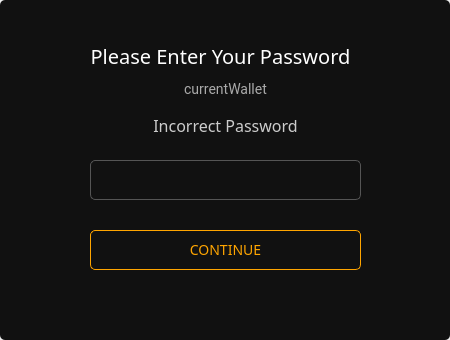
The window that src/gui/ui/passworddialog.ui (ConcealNetwork/conceal-desktop) describes before a commit, drawn with Qt 5.
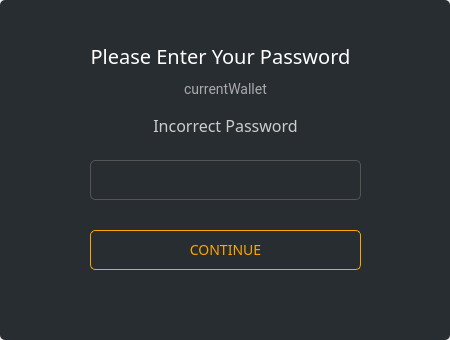
The same window after the commit.

Patch:
```diff
--- a/src/gui/ui/passworddialog.ui
+++ b/src/gui/ui/passworddialog.ui
@@ -71,7 +71,7 @@
       <bool>false</bool>
      </property>
      <property name="styleSheet">
-      <string notr="true">background-color: #111; 
+      <string notr="true">background-color: #282d31; 
 border-radius: 5px;
 font-family: 'Raleway';</string>
      </property>
```
